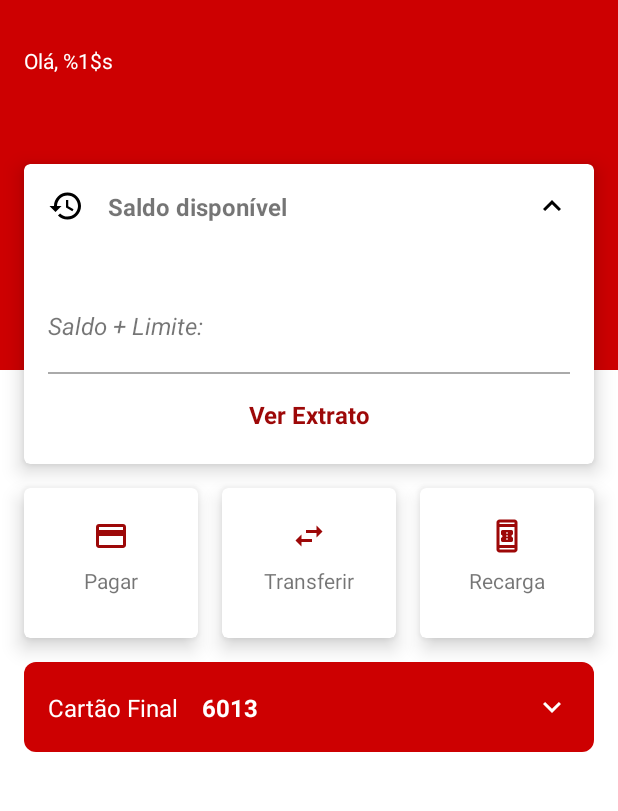
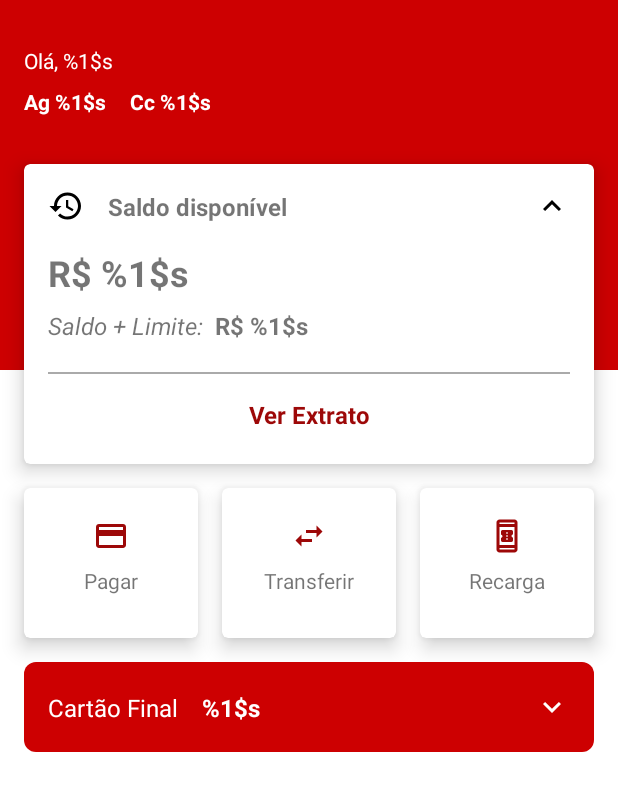
Before and after one commit to Miguel1138/NotSantander, an Android app: the layout activity_main.xml on its own in the app's theme, with its tools: preview values and no code run, on a phone screen of 412 x 824 dp, the part 62-873 px from its top. Run offline under Robolectric (Android 15) with nearby library versions, the phone set to English and light mode, and no system bars.

```diff
--- a/app/src/main/res/layout/content_main.xml
+++ b/app/src/main/res/layout/content_main.xml
@@ -32,6 +32,7 @@
         android:layout_width="wrap_content"
         android:layout_height="wrap_content"
         android:layout_marginTop="8dp"
+        android:text="@string/agency"
         android:textColor="@color/white"
         android:textStyle="bold"
         app:layout_constraintStart_toStartOf="@id/main_tv_username"
@@ -44,6 +45,7 @@
         android:layout_height="wrap_content"
         android:layout_marginStart="16dp"
         android:layout_marginLeft="16dp"
+        android:text="@string/account"
         android:textColor="@color/white"
         android:textStyle="bold"
         app:layout_constraintStart_toEndOf="@id/main_tv_agency"
@@ -104,6 +106,7 @@
                 android:layout_height="wrap_content"
                 android:layout_margin="16dp"
                 android:inputType="numberDecimal"
+                android:text="@string/available_balance_cash"
                 android:textSize="24sp"
                 android:textStyle="bold"
                 app:layout_constraintStart_toStartOf="parent"
@@ -129,6 +132,7 @@
                 android:layout_height="wrap_content"
                 android:layout_marginStart="8dp"
                 android:layout_marginLeft="8dp"
+                android:text="@string/balance_limit_cash"
                 android:textSize="16sp"
                 android:textStyle="bold"
                 app:layout_constraintBottom_toBottomOf="@id/balance_limit"
@@ -272,7 +276,7 @@
         android:layout_width="wrap_content"
         android:layout_height="wrap_content"
         android:layout_margin="16dp"
-        android:text="@string/final_card_numbers"
+        android:text="@string/final_card"
         android:textColor="@color/white"
         android:textSize="16sp"
         app:layout_constraintBottom_toBottomOf="@id/container"
@@ -284,7 +288,7 @@
         android:layout_width="wrap_content"
         android:layout_height="wrap_content"
         android:layout_margin="16dp"
-        android:text="6013"
+        android:text="@string/final_card_numbers"
         android:textColor="@color/white"
         android:textSize="16sp"
         android:textStyle="bold"
--- a/app/src/main/res/values/strings.xml
+++ b/app/src/main/res/values/strings.xml
@@ -8,6 +8,12 @@
     <string name="transfer">Transferir</string>
     <string name="pay">Pagar</string>
     <string name="recharge">Recarga</string>
-    <string name="final_card_numbers">Cartão Final</string>
+    <string name="final_card_numbers">%1$s</string>
     <string name="hello">Olá, %1$s</string>
+    <string name="available_balance_cash">R$ %1$s</string>
+    <string name="balance_limit_cash">R$ %1$s</string>
+    <string name="agency">Ag %1$s</string>
+    <string name="account">Cc %1$s</string>
+    <string name="final_card">Cartão Final</string>
+
 </resources>
```
Also changed, not shown: app/build.gradle (+15 -4 lines), app/src/main/java/com/miguelsantos/notsantander/ui/MainActivity.kt (+19 -10 lines), build.gradle (+6 -3 lines), gradle.properties (line endings or trailing spaces), 1 other file.
